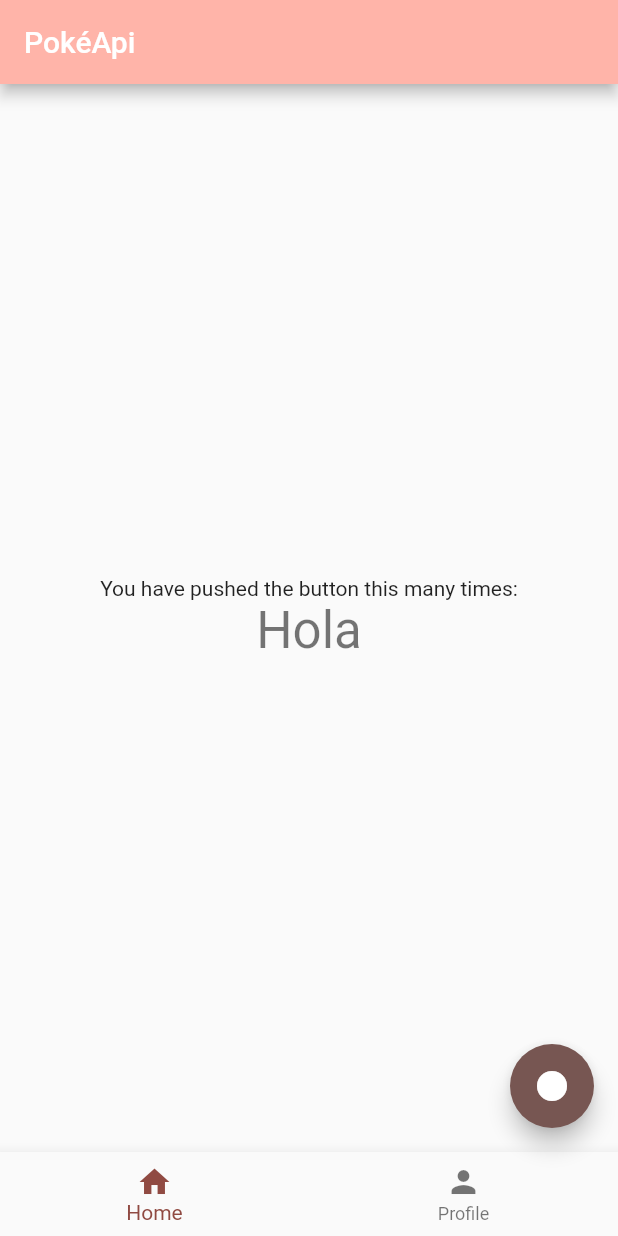
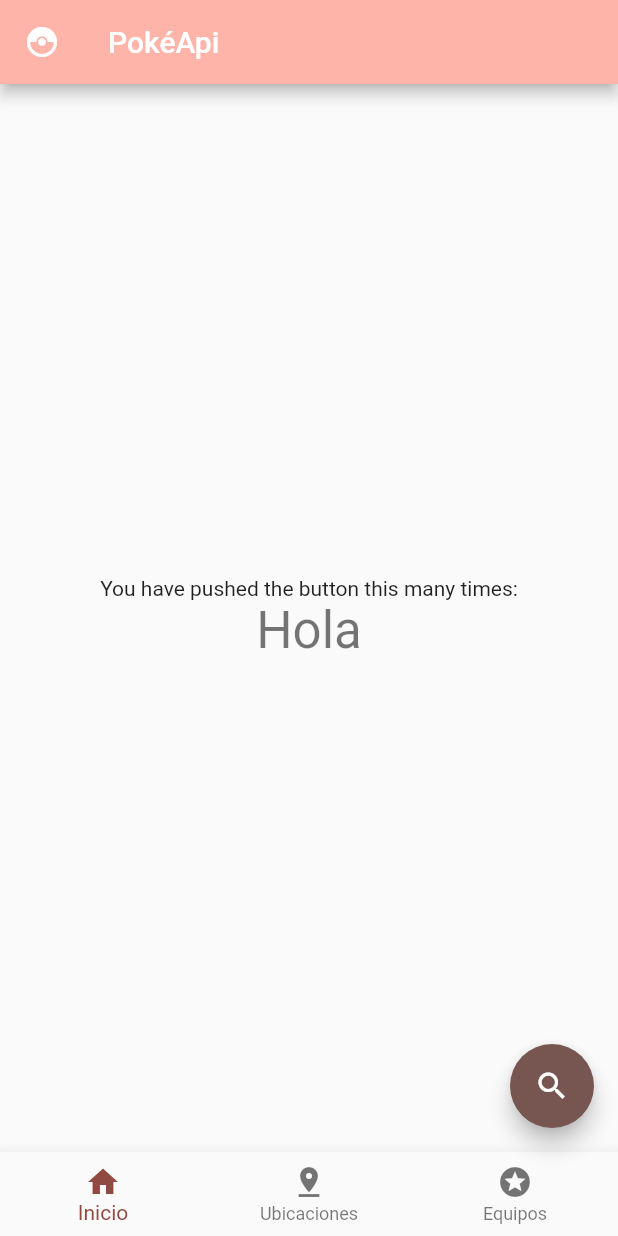
Before and after one commit to ThejavaZ/PokeApi, a Flutter app: the screen it shows after launch, on a phone screen of 412 x 824 dp. Run offline on Flutter 3.47's test engine with Material 3 defaults, Android fonts, the phone set to English and light mode, and no system bars.

Commit message:
Se hizo los iconos del home

```diff
--- a/poke_api/lib/home.dart
+++ b/poke_api/lib/home.dart
@@ -14,6 +14,7 @@ class _HomePageState extends State<HomePage> {
   Widget build(BuildContext context) {
     return Scaffold(
         appBar: AppBar(
+          leading: Icon(Icons.catching_pokemon),
           backgroundColor: Theme.of(context).colorScheme.inversePrimary,
           title: Text(widget.title),
         ),
@@ -33,12 +34,14 @@ class _HomePageState extends State<HomePage> {
         ),
         floatingActionButton: FloatingActionButton(
           onPressed: () {},
-          tooltip: 'Increment',
-          child: const Icon(Icons.circle_sharp),
+          tooltip: 'Buscar',
+          child: const Icon(Icons.search),
         ),
         bottomNavigationBar: BottomNavigationBar(items: [
-          BottomNavigationBarItem(icon: Icon(Icons.home), label: "Home"),
-          BottomNavigationBarItem(icon: Icon(Icons.person), label: "Profile"),
+          BottomNavigationBarItem(icon: Icon(Icons.home), label: "Inicio"),
+          BottomNavigationBarItem(
+              icon: Icon(Icons.pin_drop), label: "Ubicaciones"),
+          BottomNavigationBarItem(icon: Icon(Icons.stars), label: "Equipos"),
         ]));
   }
 }
```
